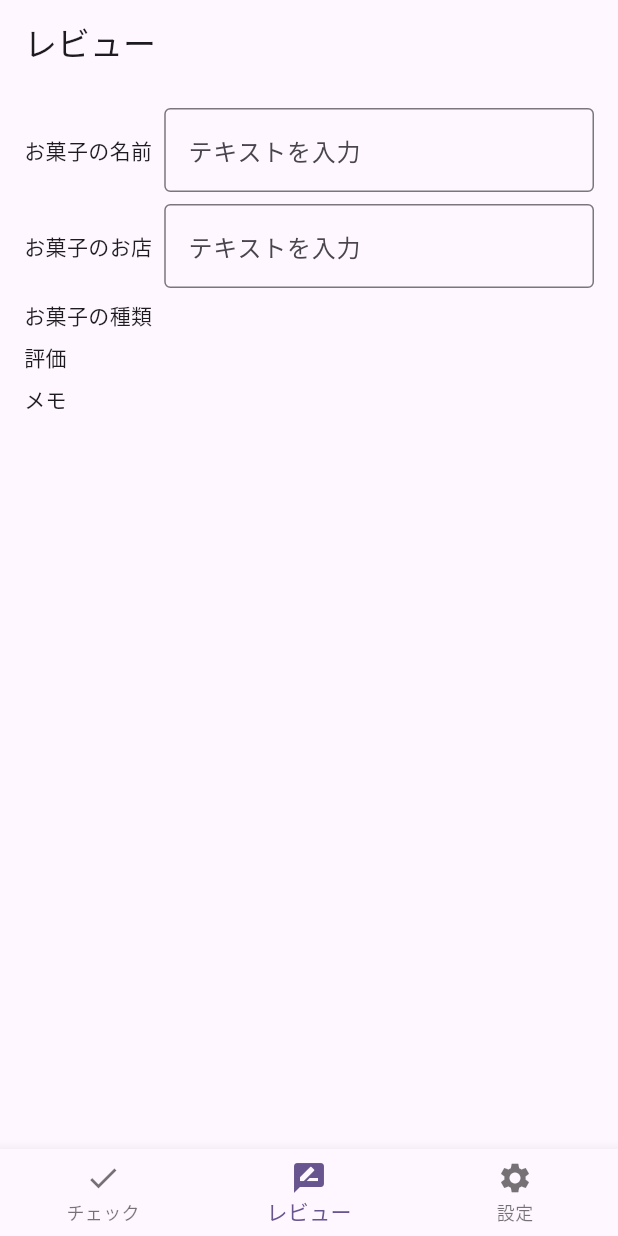
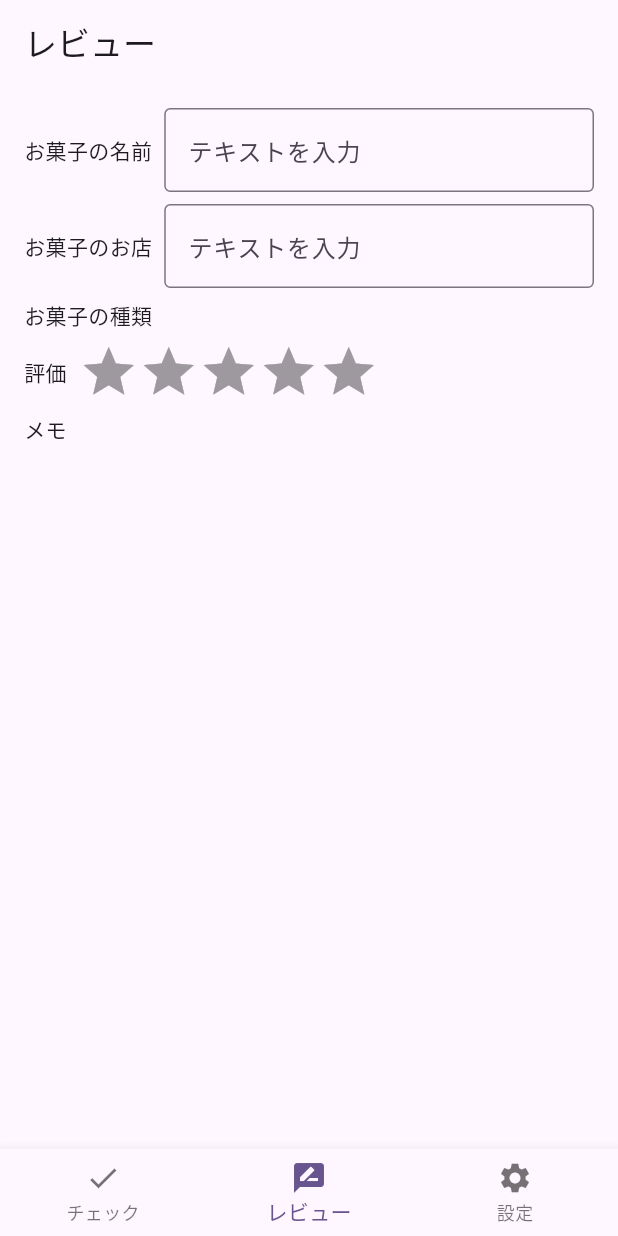
Before and after one commit to Yuki-Naka-Sharing-Study/OkashiReviewAppFlutter, a Flutter app: the screen it shows after launch, item 2 of the bottom bar chosen, on a phone screen of 412 x 824 dp. Run offline on Flutter 3.47's test engine with Material 3 defaults, Android fonts, the phone set to English and light mode, and no system bars; drawn by our look-alikes of flutter_rating_bar.

Commit message:
Implemented RatingBar in review_screen.dart.

```diff
--- a/lib/features/review/presentation/review_screen.dart
+++ b/lib/features/review/presentation/review_screen.dart
@@ -1,4 +1,5 @@
 import 'package:flutter/material.dart';
+import 'package:flutter_rating_bar/flutter_rating_bar.dart';
 
 class ReviewScreen extends StatefulWidget {
   @override
@@ -60,6 +61,17 @@ class _ReviewScreenState extends State<ReviewScreen> {
             Row(
               children: [
                 const Text("評価"),
+                const SizedBox(width: 8),
+                RatingBar.builder(
+                  itemBuilder: (context, index) => const Icon(
+                    Icons.star,
+                    color: Colors.yellow,
+                  ),
+                  onRatingUpdate: (rating) {
+                    //評価が更新されたときの処理を書く
+                  },
+                  allowHalfRating: true,
+                ),
               ],
             ),
             const SizedBox(height: 8),
--- a/pubspec.yaml
+++ b/pubspec.yaml
@@ -34,6 +34,7 @@ dependencies:
   # The following adds the Cupertino Icons font to your application.
   # Use with the CupertinoIcons class for iOS style icons.
   cupertino_icons: ^1.0.8
+  flutter_rating_bar: ^4.0.1
 
 dev_dependencies:
   flutter_test:
```
Also changed, not shown: pubspec.lock.
